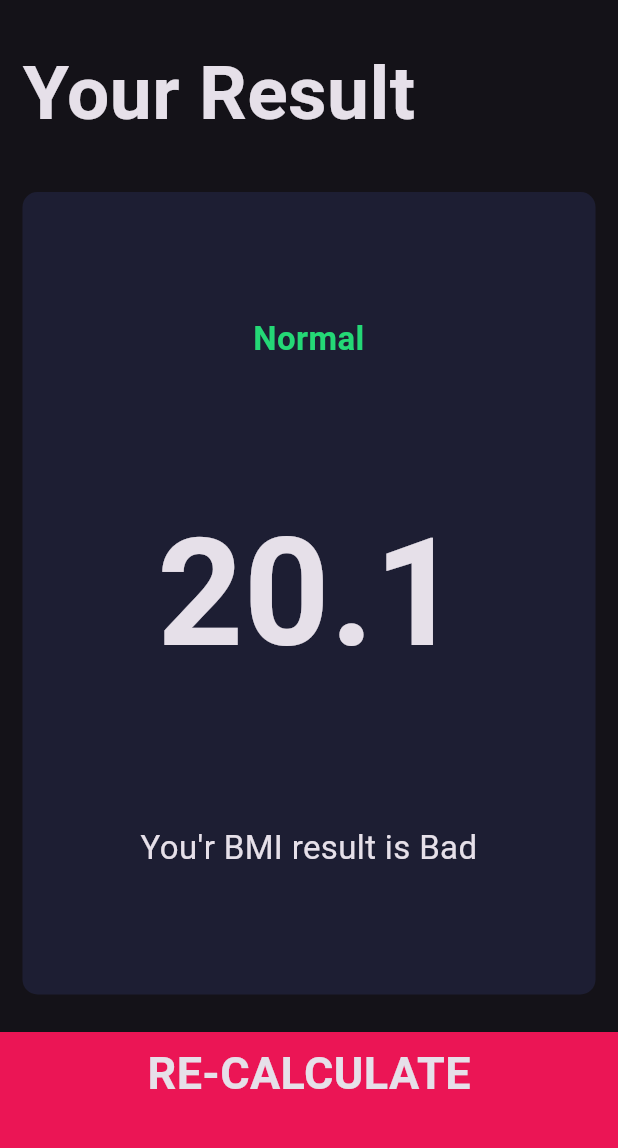
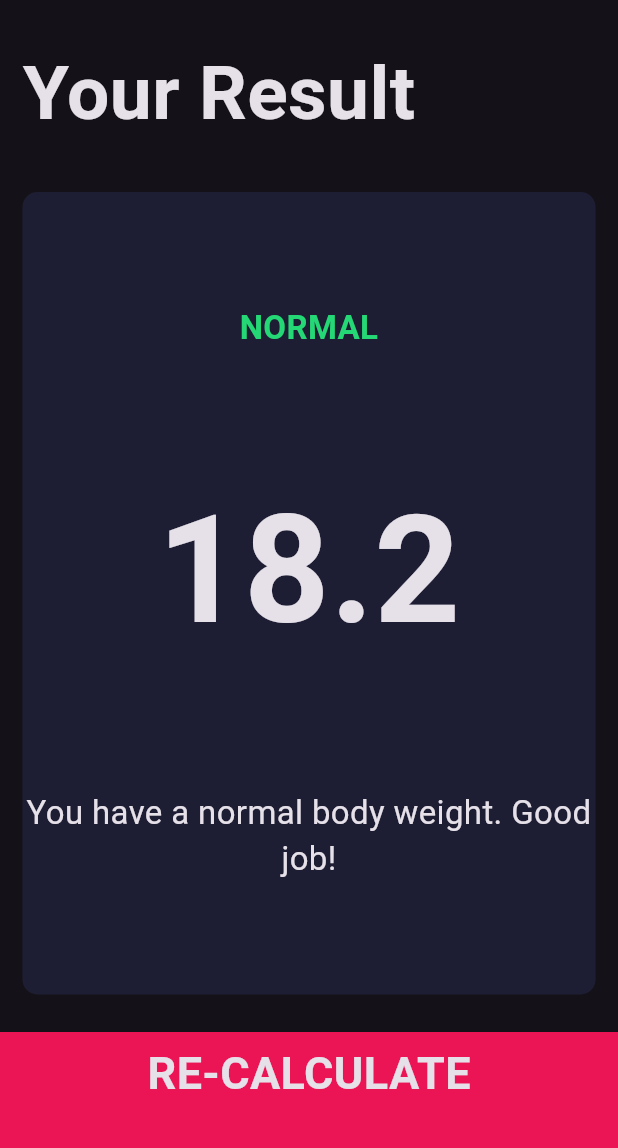
Before and after one commit to malith45/bmi_cal, a Flutter app: the screen it shows after launch, after a tap on "CALCULATE", on a phone screen of 412 x 824 dp, the part 84-1232 px from its top. Run offline on Flutter 3.47's test engine with Material 3 defaults, Android fonts, the phone set to English and light mode, and no system bars; our stand-ins replace font_awesome_flutter.

Commit message:
Every visual component were implemented with their visual functionalities.Added every function.

```diff
--- /dev/null
+++ b/lib/calculator_brain.dart
@@ -0,0 +1,34 @@
+import 'dart:math';
+
+class CalculatorBrain {
+  CalculatorBrain({required this.weight, required this.height});
+
+  final int height;
+  final int weight;
+  double _bmi = 19.8;
+
+  String calculateBMI() {
+    double _bmi = weight / pow(height / 100, 2);
+    return _bmi.toStringAsFixed(1);
+  }
+
+  String getResult() {
+    if (_bmi >= 25) {
+      return 'Overweight';
+    } else if (_bmi > 18.5) {
+      return 'Normal';
+    } else {
+      return 'Underweight';
+    }
+  }
+
+  String getInterpretation() {
+    if (_bmi >= 25) {
+      return 'You have a higher than normal body weight. Try to exercise more.';
+    } else if (_bmi >= 18.5) {
+      return 'You have a normal body weight. Good job!';
+    } else {
+      return 'You have a lower than normal body weight. You can eat a bit more.';
+    }
+  }
+}
--- a/lib/screens/input_page.dart
+++ b/lib/screens/input_page.dart
@@ -7,6 +7,7 @@
 import '../components/reusable_card.dart';
 import '../constants.dart';
 import '../components/round_icon_button.dart';
+import 'package:bmi_cal/calculator_brain.dart';
 
 var selectedGender;
 
@@ -204,13 +205,17 @@
             BottomButton(
               btnText: 'CALCULATE',
               onPressed: () {
+                CalculatorBrain cal =
+                    CalculatorBrain(weight: weight, height: height);
+
                 Navigator.push(
                   context,
                   MaterialPageRoute(
-                    builder: (context) {
-                      return ResultsPage();
-                    },
-                  ),
+                      builder: (context) => ResultsPage(
+                            bmiResult: cal.calculateBMI(),
+                            resultText: cal.getResult(),
+                            interpretation: cal.getInterpretation(),
+                          )),
                 );
               },
             )
--- a/lib/screens/results_page.dart
+++ b/lib/screens/results_page.dart
@@ -4,7 +4,15 @@
 import '../components/bottom_button.dart';
 
 class ResultsPage extends StatelessWidget {
-  const ResultsPage({super.key});
+  ResultsPage(
+      {super.key,
+      required this.bmiResult,
+      required this.resultText,
+      required this.interpretation});
+
+  final String bmiResult;
+  final String resultText;
+  final String interpretation;
 
   @override
   Widget build(BuildContext context) {
@@ -34,11 +42,11 @@
                     mainAxisAlignment: MainAxisAlignment.spaceEvenly,
                     crossAxisAlignment: CrossAxisAlignment.center,
                     children: [
-                      Text('Normal',
+                      Text(resultText.toUpperCase(),
                           style: kResultTextStyle, textAlign: TextAlign.center),
-                      Text('20.1',
+                      Text(bmiResult,
                           style: kBMITextStyle, textAlign: TextAlign.center),
-                      Text('You\'r BMI result is Bad',
+                      Text(interpretation,
                           style: kBodyTextStyle, textAlign: TextAlign.center),
                     ],
                   ),
```
